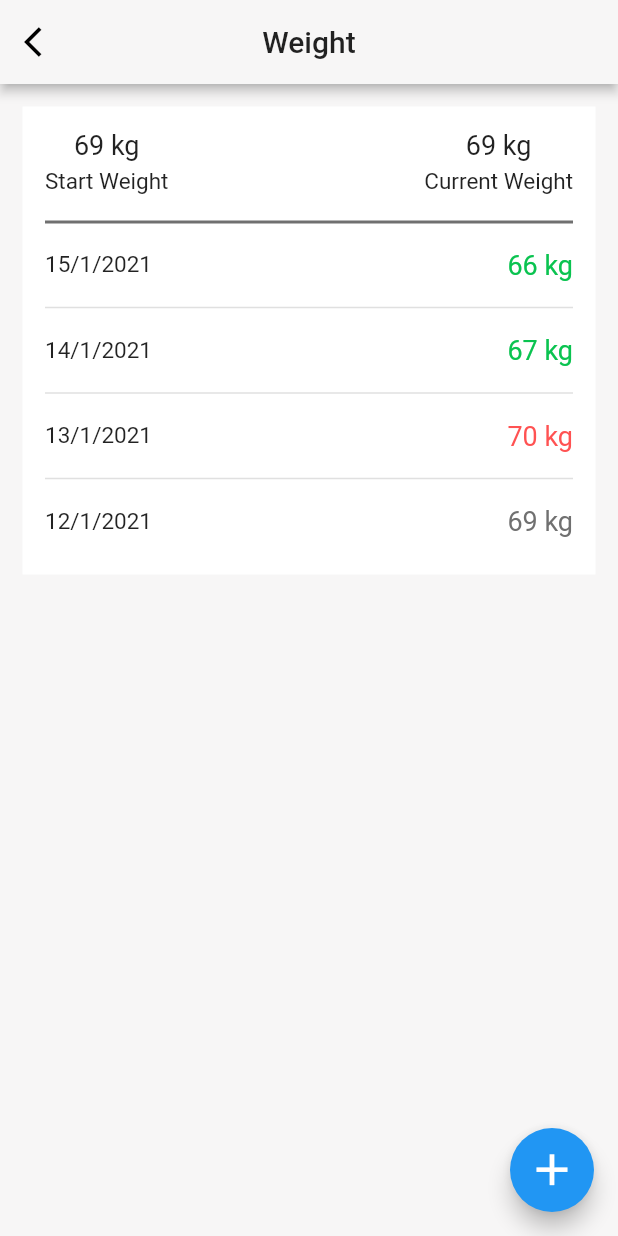
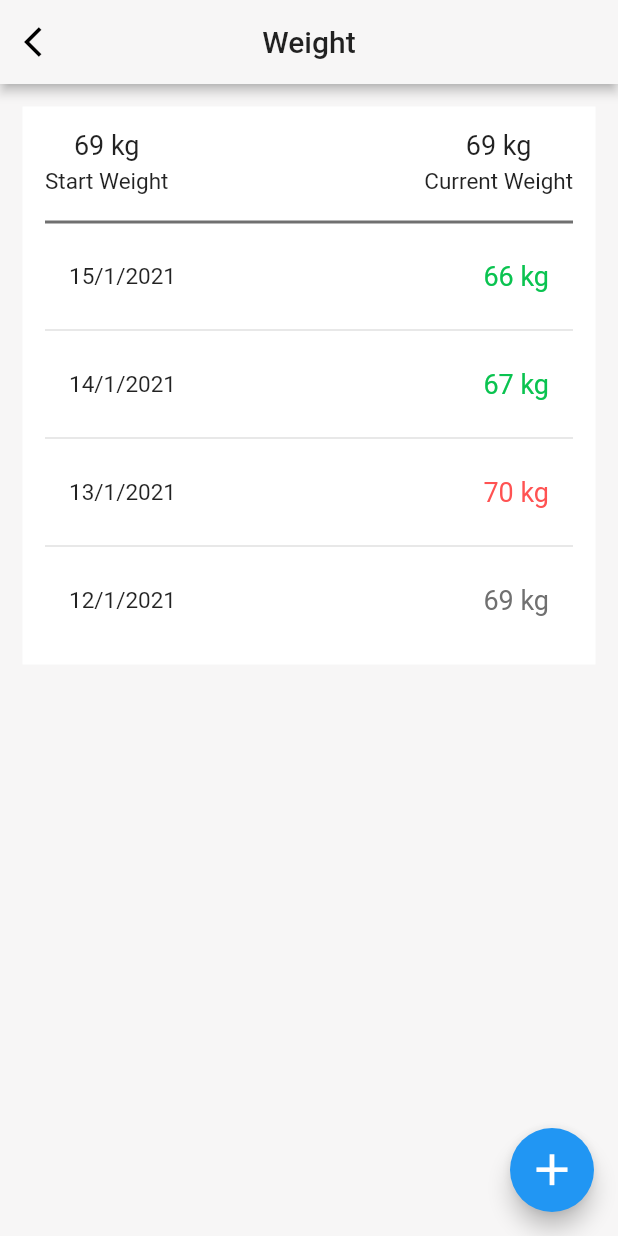
Before and after one commit to samuelkhor97/SummerHealthcareApp, a Flutter app: the WeightPage screen opened directly, on a phone screen of 412 x 824 dp. Run offline on Flutter 3.47's test engine with Material 2 defaults, Android fonts, the phone set to English and light mode, and no system bars; our stand-ins replace cached_network_image, cloud_firestore, firebase_auth, firebase_core, firebase_storage, flutter_image_compress and 5 more; missing offline and left inert: age; accounts and stored records are empty.

Commit message:
List tile in weight page

```diff
--- a/summer_healthcare_app/lib/home/user/monitoring/weight_page.dart
+++ b/summer_healthcare_app/lib/home/user/monitoring/weight_page.dart
@@ -15,15 +15,12 @@ class _WeightPageState extends State<WeightPage> {
   }
 
   Widget addWeight(date, weight, lastWeight) {
-    return Padding(
-      padding: EdgeInsets.fromLTRB(0, Dimensions.d_10, 0, Dimensions.d_10),
-      child: Row(
-        children: <Widget>[
-          Text(
+    return ListTile(
+      title: Text(
         date.toString(),
         style: TextStyle(fontSize: FontSizes.normalText),
       ),
-          Text(
+      trailing: Text(
         weight.toString() + ' kg',
         style: TextStyle(
             fontSize: FontSizes.biggerText,
@@ -32,9 +29,6 @@ class _WeightPageState extends State<WeightPage> {
                 : weight < lastWeight
                     ? Colours.green
                     : Colours.grey),
-          )
-        ],
-        mainAxisAlignment: MainAxisAlignment.spaceBetween,
       ),
     );
   }
@@ -88,7 +82,9 @@ class _WeightPageState extends State<WeightPage> {
                                   style:
                                       TextStyle(fontSize: FontSizes.biggerText),
                                 ),
-                                SizedBox(height: Dimensions.d_5,),
+                                SizedBox(
+                                  height: Dimensions.d_5,
+                                ),
                                 Text('Start Weight',
                                     style: TextStyle(
                                         fontSize: FontSizes.normalText))
@@ -102,7 +98,9 @@ class _WeightPageState extends State<WeightPage> {
                                   style:
                                       TextStyle(fontSize: FontSizes.biggerText),
                                 ),
-                                SizedBox(height: Dimensions.d_5,),
+                                SizedBox(
+                                  height: Dimensions.d_5,
+                                ),
                                 Text('Current Weight',
                                     style: TextStyle(
                                         fontSize: FontSizes.normalText))
@@ -119,7 +117,9 @@ class _WeightPageState extends State<WeightPage> {
                         shrinkWrap: true,
                         itemCount: this.weightList.length,
                         itemBuilder: (BuildContext context, int index) {
-                          return index == this.weightList.length - 1 ? this.weightList[index] : Column(
+                          return index == this.weightList.length - 1
+                              ? this.weightList[index]
+                              : Column(
                                   children: [
                                     this.weightList[index],
                                     Divider(
```
Also changed, not shown: summer_healthcare_app/pubspec.lock. Lines whose indentation alone changed are shown as unchanged.
